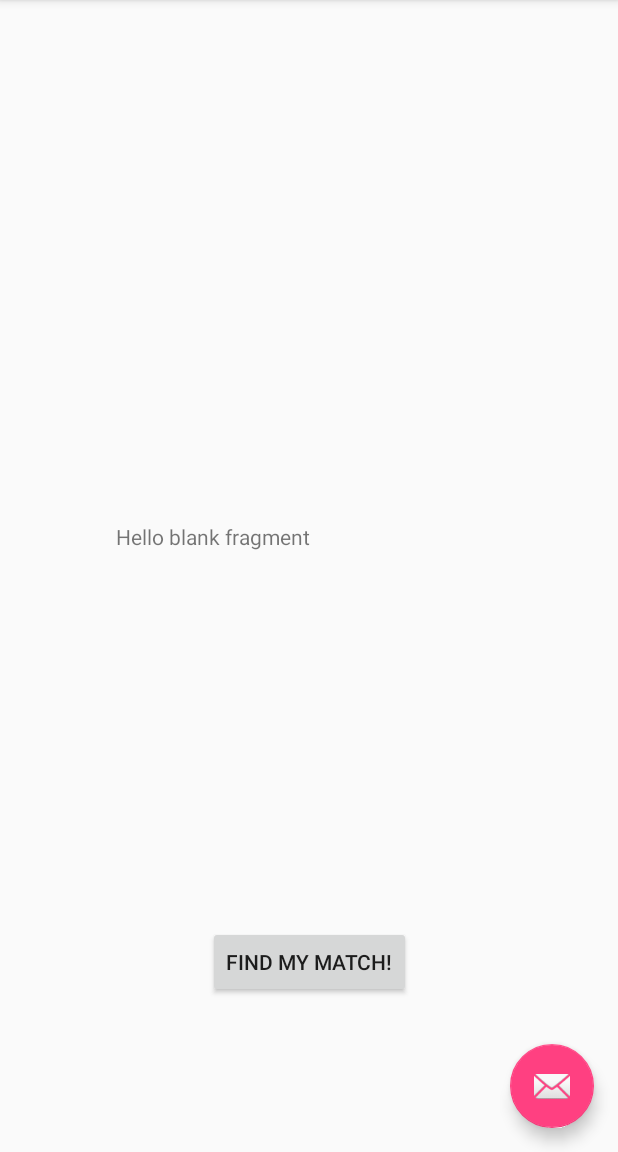
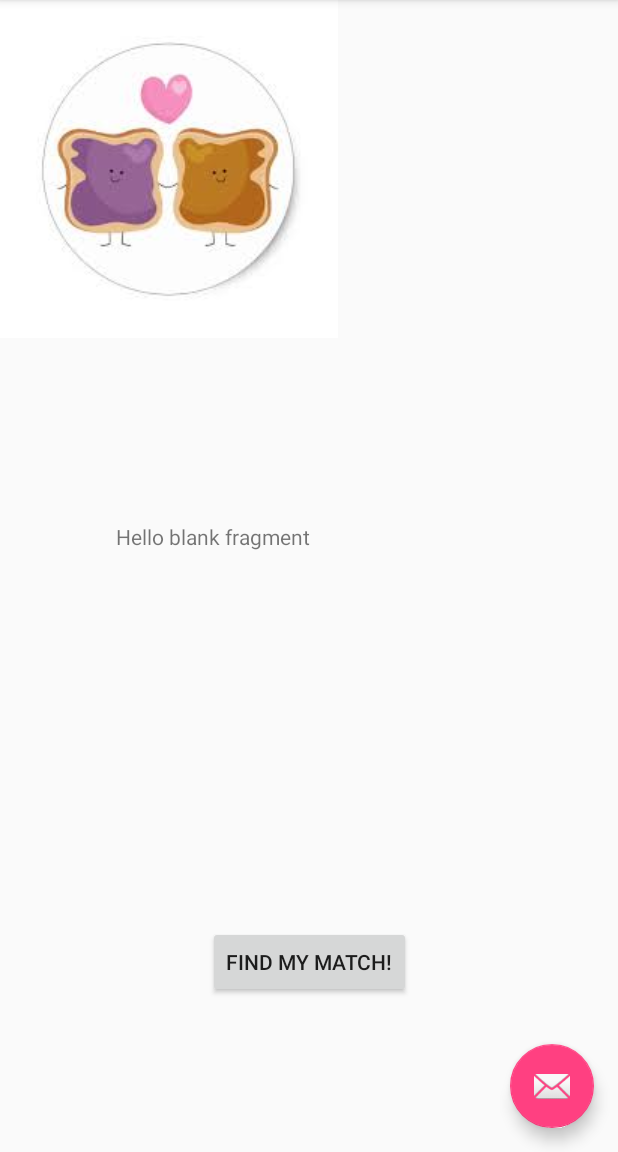
Before and after one commit to kirbykasischke192/PB-J-Appathon, an Android app: the screen it shows after launch (StartQuizActivity), on a phone screen of 412 x 824 dp, the part 84-1236 px from its top. Run offline under Robolectric (Android 15) with nearby library versions, the phone set to English and light mode, and no system bars.

Commit message:
Added picture

```diff
--- a/app/src/main/res/layout/fragment_start.xml
+++ b/app/src/main/res/layout/fragment_start.xml
@@ -42,5 +42,13 @@
         android:layout_marginTop="8dp"
         app:layout_constraintTop_toBottomOf="@+id/textView" />
 
+    <ImageView
+        android:layout_width="wrap_content"
+        android:layout_height="wrap_content"
+        app:srcCompat="@drawable/main_screen_image"
+        tools:layout_editor_absoluteY="0dp"
+        tools:layout_editor_absoluteX="76dp"
+        android:id="@+id/imageView" />
+
 
 </android.support.constraint.ConstraintLayout>
```
